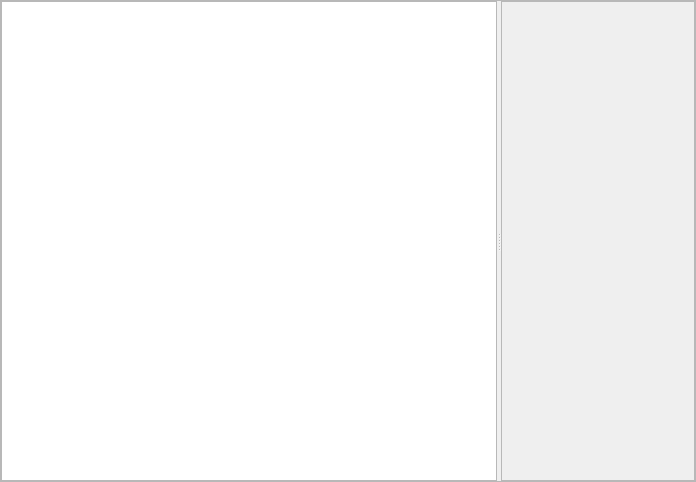
Before: the Qt Designer form src/gdxviewer/gdxviewer.ui in GAMS-dev/studio, drawn with Qt 5.
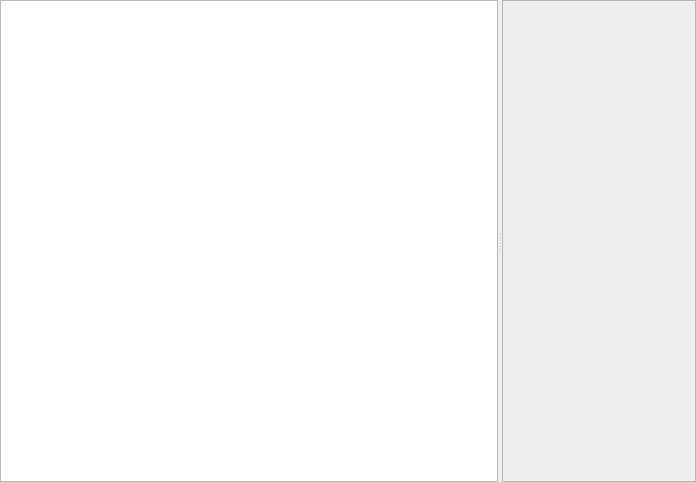
After: the same form once the commit is applied. Custom widgets are drawn as their Qt base class.

Commit message: change GdxViewer from QFrame to QWidget

```diff
--- a/src/gdxviewer/gdxviewer.ui
+++ b/src/gdxviewer/gdxviewer.ui
@@ -1,7 +1,7 @@
 <?xml version="1.0" encoding="UTF-8"?>
 <ui version="4.0">
  <class>gams::studio::gdxviewer::GdxViewer</class>
- <widget class="QFrame" name="gams::studio::gdxviewer::GdxViewer">
+ <widget class="QWidget" name="gams::studio::gdxviewer::GdxViewer">
   <property name="geometry">
    <rect>
     <x>0</x>
@@ -13,12 +13,6 @@
   <property name="windowTitle">
    <string>Frame</string>
   </property>
-  <property name="frameShape">
-   <enum>QFrame::StyledPanel</enum>
-  </property>
-  <property name="frameShadow">
-   <enum>QFrame::Raised</enum>
-  </property>
   <layout class="QHBoxLayout" name="horizontalLayout">
    <property name="leftMargin">
     <number>0</number>
```
The commit also changes 2 other files.
